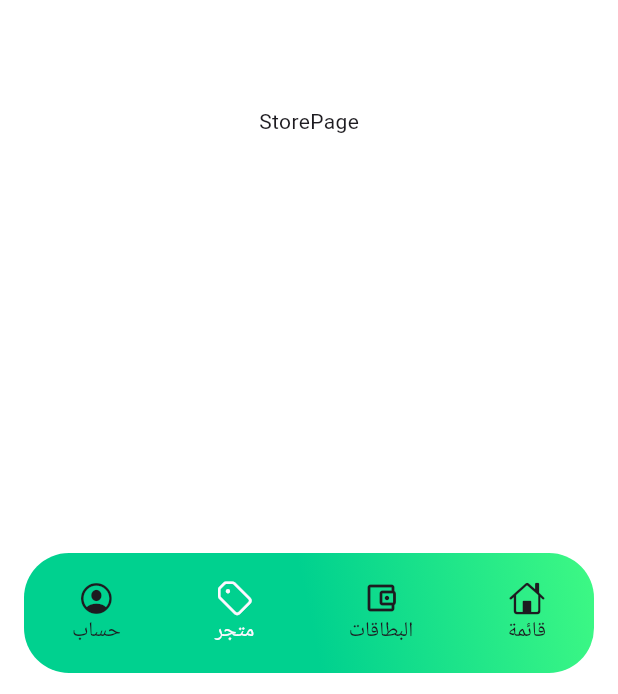
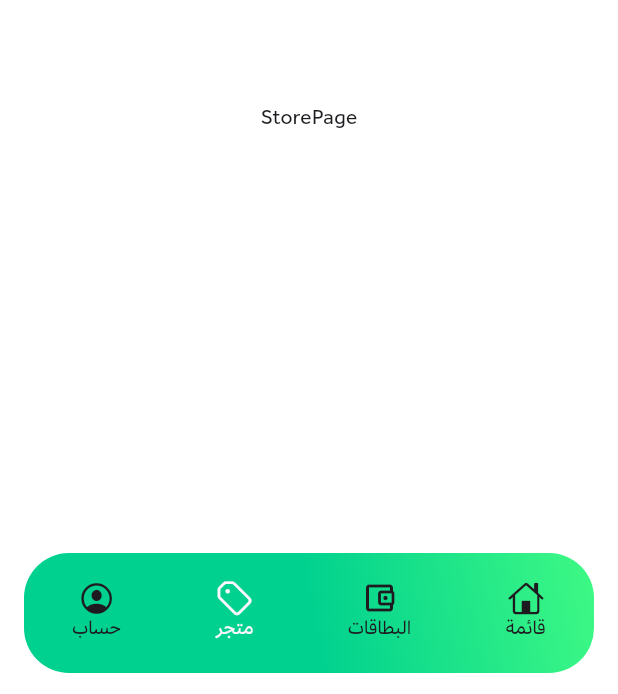
Before and after one commit to askabdulhaseeb/niqdi, a Flutter app: the screen it shows after launch, item 2 of the bottom bar chosen, on a phone screen of 412 x 824 dp. Shown: the part 539-1233 px from the top of the screen. Run offline on Flutter 3.47's test engine with Material 2 defaults, Android fonts, the light colour scheme and no system bars; our stand-ins replace action_slider, carousel_slider, smooth_page_indicator.

Commit message:
fonts added

```diff
--- a/lib/main.dart
+++ b/lib/main.dart
@@ -23,6 +23,7 @@ class MyApp extends StatelessWidget {
         debugShowCheckedModeBanner: false,
         theme: ThemeData(
           useMaterial3: true,
+          fontFamily: 'Effra',
           scaffoldBackgroundColor: Colors.transparent,
           appBarTheme: const AppBarTheme(
             titleTextStyle: TextStyle(color: Colors.black),
```
Also changed, not shown: pubspec.yaml (+9 -6 lines), assets/fonts/Effra-Bold.ttf (added), assets/fonts/Effra_Md.ttf (added), assets/fonts/Effra_Rg.ttf (added).
